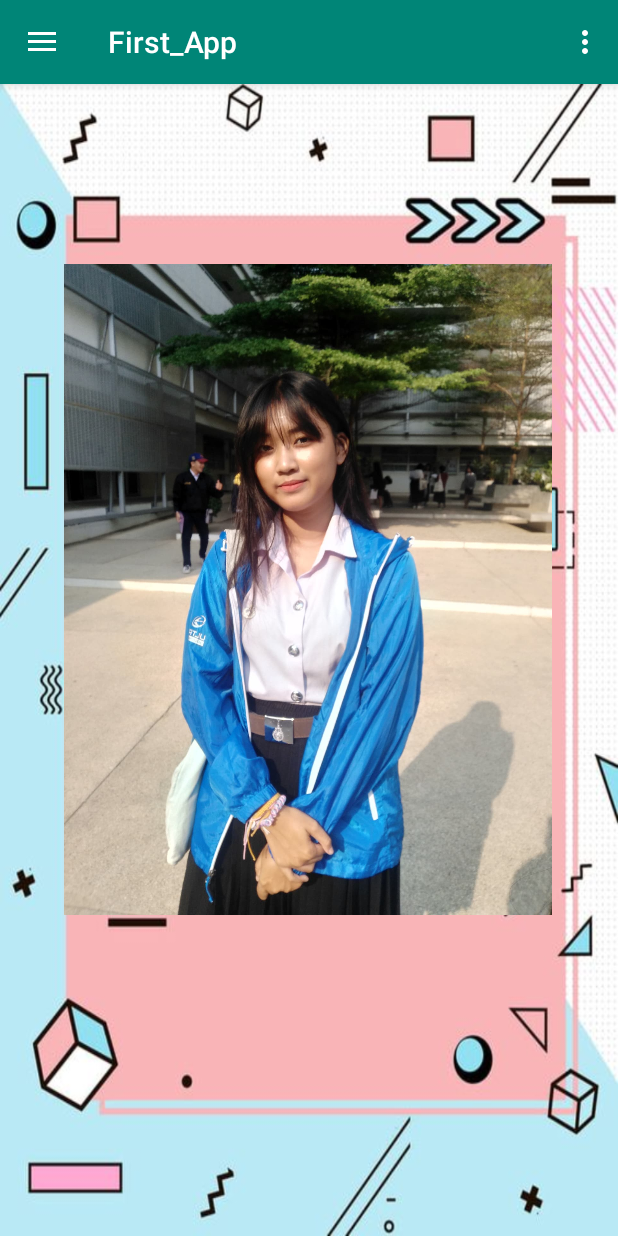
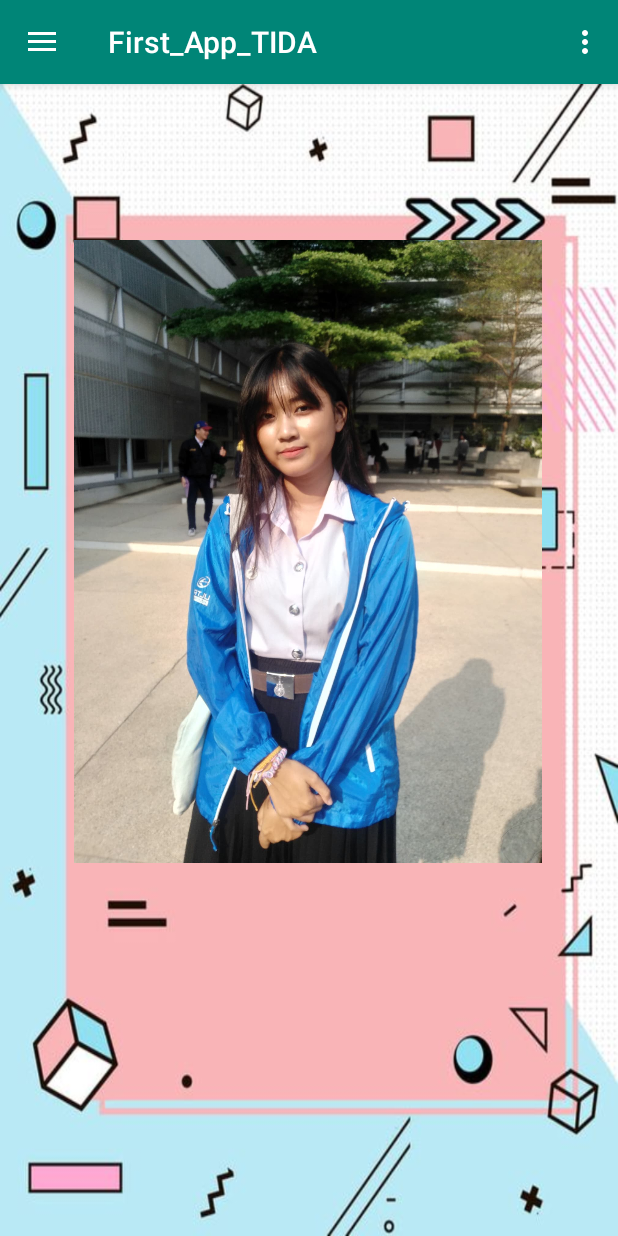
Before and after one commit to tida19/MyApptida1, an Android app: the screen it shows after launch (MainActivity), on a phone screen of 412 x 824 dp. Run offline under Robolectric (Android 15) with nearby library versions, the phone set to English and light mode, and no system bars; our stand-ins replace data binding, navigation-ui.

Commit message:
1.3-first app-main

```diff
--- a/app/src/main/res/layout/fragment_title.xml
+++ b/app/src/main/res/layout/fragment_title.xml
@@ -29,14 +29,14 @@
 
         <ImageView
             android:id="@+id/titleImage"
-            android:layout_width="392dp"
-            android:layout_height="434dp"
+            android:layout_width="312dp"
+            android:layout_height="415dp"
             android:layout_marginStart="@dimen/horizontal_margin"
-            android:layout_marginTop="120dp"
+            android:layout_marginTop="104dp"
             android:layout_marginEnd="@dimen/horizontal_margin"
             android:scaleType="fitCenter"
             app:layout_constraintEnd_toEndOf="parent"
-            app:layout_constraintHorizontal_bias="0.333"
+            app:layout_constraintHorizontal_bias="0.493"
             app:layout_constraintStart_toStartOf="parent"
             app:layout_constraintTop_toTopOf="parent"
             app:srcCompat="@drawable/por1" />
--- a/app/src/main/res/navigation/navigation.xml
+++ b/app/src/main/res/navigation/navigation.xml
@@ -8,7 +8,7 @@
     <fragment
         android:id="@+id/titleFragment"
         android:name="com.example.android.navigation.TitleFragment"
-        android:label="First_App"
+        android:label="First_App_TIDA"
         tools:layout="@layout/fragment_title" />
     <fragment
         android:id="@+id/aboutFragment"
```
